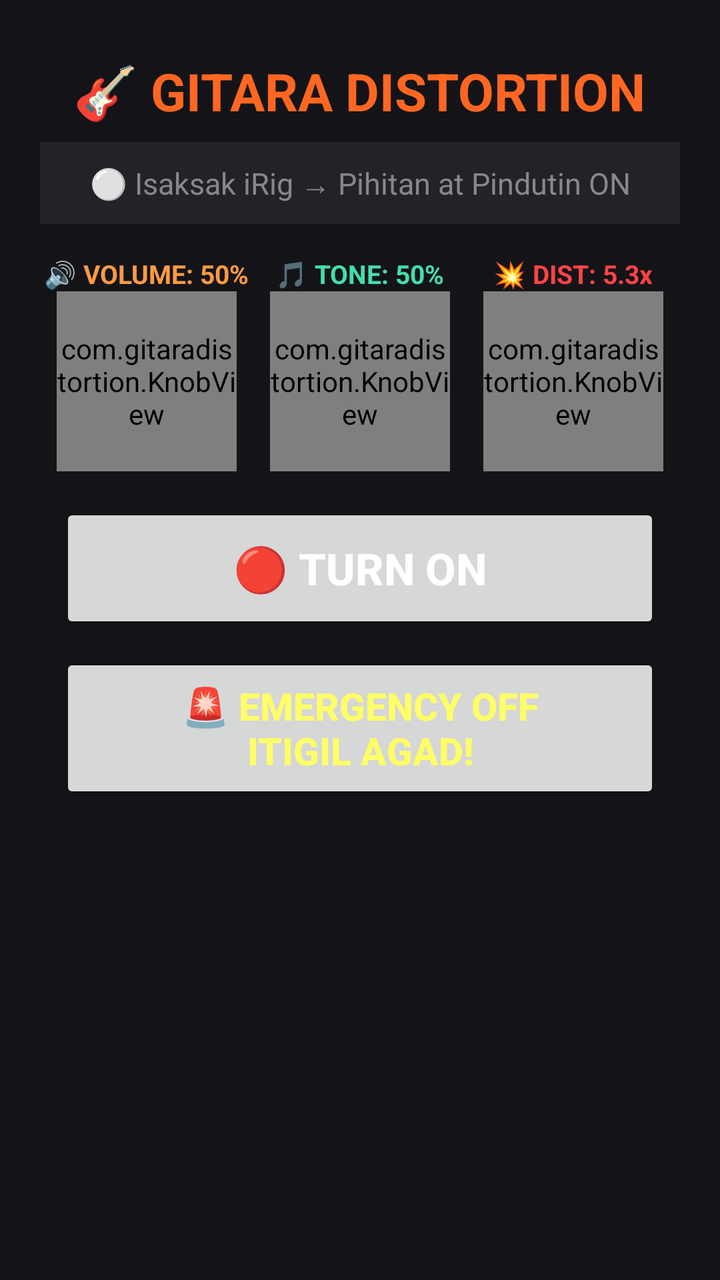
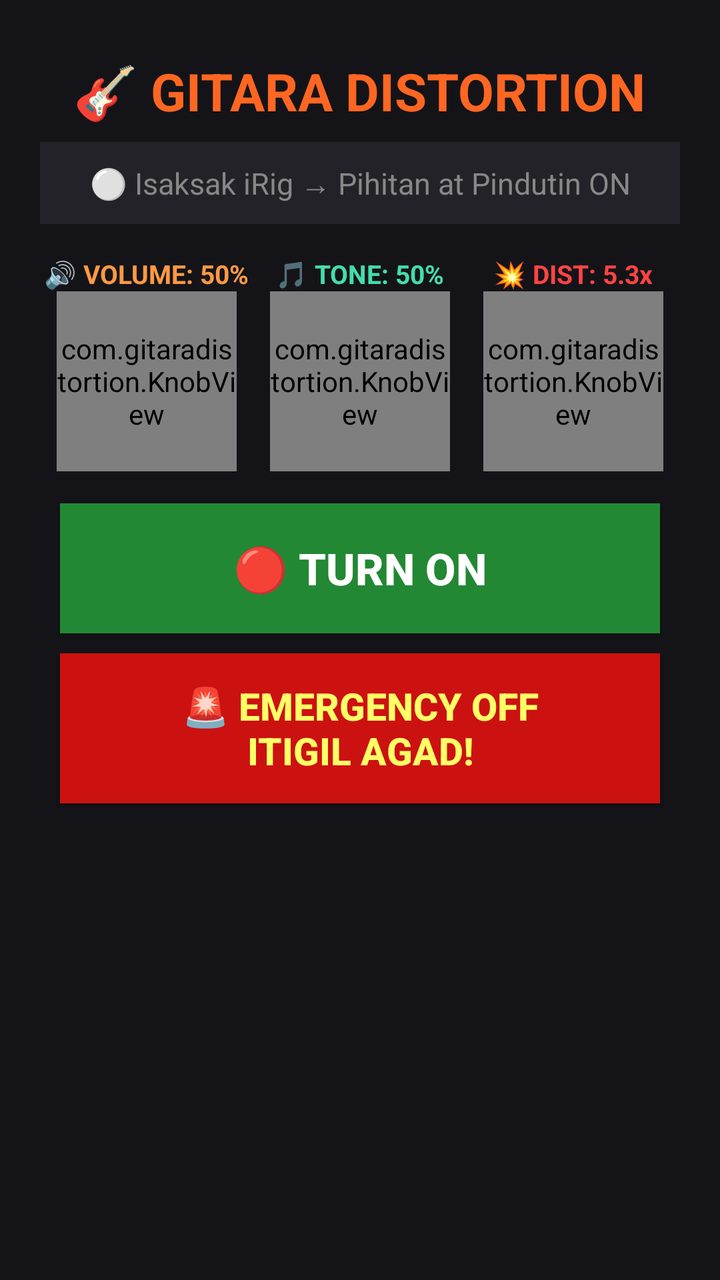

The first picture is an Android layout as it rendered before a commit; the second is the same layout after the commit. The layout source and the unified diff follow.
<!-- AndroidManifest.xml: application theme Theme.AppCompat.Light.NoActionBar -->
<!-- res/layout/activity_main.xml -->
<?xml version="1.0" encoding="utf-8"?>
<LinearLayout xmlns:android="http://schemas.android.com/apk/res/android"
    android:layout_width="match_parent"
    android:layout_height="match_parent"
    android:orientation="vertical"
    android:padding="20dp"
    android:background="#141418"
    android:gravity="center_horizontal">

    <TextView
        android:layout_width="wrap_content"
        android:layout_height="wrap_content"
        android:text="🎸 GITARA DISTORTION"
        android:textSize="26sp"
        android:textStyle="bold"
        android:textColor="#FF6622"
        android:layout_margin="8dp"/>

    <TextView
        android:id="@+id/statusText"
        android:layout_width="match_parent"
        android:layout_height="wrap_content"
        android:text="⚪ Isaksak iRig → Pihitan at Pindutin ON"
        android:textSize="15sp"
        android:gravity="center"
        android:padding="10dp"
        android:background="#222228"
        android:textColor="#888888"
        android:layout_marginBottom="16dp"/>

    <LinearLayout
        android:layout_width="match_parent"
        android:layout_height="wrap_content"
        android:orientation="horizontal"
        android:gravity="center"
        android:layout_marginBottom="16dp">

        <LinearLayout
            android:layout_width="0dp"
            android:layout_height="wrap_content"
            android:layout_weight="1"
            android:orientation="vertical"
            android:gravity="center">
            <TextView
                android:id="@+id/volumeText"
                android:layout_width="wrap_content"
                android:layout_height="wrap_content"
                android:text="🔊 VOLUME: 50%"
                android:textSize="13sp"
                android:textColor="#FF9944"
                android:textStyle="bold"/>
            <com.gitaradistortion.KnobView
                android:id="@+id/volKnob"
                android:layout_width="90dp"
                android:layout_height="90dp"/>
        </LinearLayout>

        <LinearLayout
            android:layout_width="0dp"
            android:layout_height="wrap_content"
            android:layout_weight="1"
            android:orientation="vertical"
            android:gravity="center">
            <TextView
                android:id="@+id/toneText"
                android:layout_width="wrap_content"
                android:layout_height="wrap_content"
                android:text="🎵 TONE: 50%"
                android:textSize="13sp"
                android:textColor="#44DDAA"
                android:textStyle="bold"/>
            <com.gitaradistortion.KnobView
                android:id="@+id/volKnob"
                android:layout_width="90dp"
                android:layout_height="90dp"/>
        </LinearLayout>

        <LinearLayout
            android:layout_width="0dp"
            android:layout_height="wrap_content"
            android:layout_weight="1"
            android:orientation="vertical"
            android:gravity="center">
            <TextView
                android:id="@+id/distortionText"
                android:layout_width="wrap_content"
                android:layout_height="wrap_content"
                android:text="💥 DIST: 5.3x"
                android:textSize="13sp"
                android:textColor="#FF4444"
                android:textStyle="bold"/>
            <com.gitaradistortion.KnobView
                android:id="@+id/distKnob"
                android:layout_width="90dp"
                android:layout_height="90dp"/>
        </LinearLayout>
    </LinearLayout>

    <Button
        android:id="@+id/powerBtn"
        android:layout_width="match_parent"
        android:layout_height="65dp"
        android:text="🔴 TURN ON"
        android:textSize="22sp"
        android:textStyle="bold"
        android:backgroundColor="#228833"
        android:textColor="#FFFFFF"
        android:layout_marginHorizontal="10dp"/>

    <Button
        android:id="@+id/emergencyBtn"
        android:layout_width="match_parent"
        android:layout_height="75dp"
        android:text="🚨 EMERGENCY OFF\nITIGIL AGAD!"
        android:textSize="19sp"
        android:textStyle="bold"
        android:backgroundColor="#CC1111"
        android:textColor="#FFFF66"
        android:layout_marginHorizontal="10dp"
        android:layout_marginTop="10dp"/>

</LinearLayout>
<!-- resources referenced by this layout -->
<resources>

</resources>

<!-- the commit's change to res/layout/activity_main.xml (unified diff, before → after) -->
@@ -103,7 +103,7 @@
         android:text="🔴 TURN ON"
         android:textSize="22sp"
         android:textStyle="bold"
-        android:backgroundColor="#228833"
+        android:background="#228833"
         android:textColor="#FFFFFF"
         android:layout_marginHorizontal="10dp"/>
 
@@ -114,7 +114,7 @@
         android:text="🚨 EMERGENCY OFF\nITIGIL AGAD!"
         android:textSize="19sp"
         android:textStyle="bold"
-        android:backgroundColor="#CC1111"
+        android:background="#CC1111"
         android:textColor="#FFFF66"
         android:layout_marginHorizontal="10dp"
         android:layout_marginTop="10dp"/>
